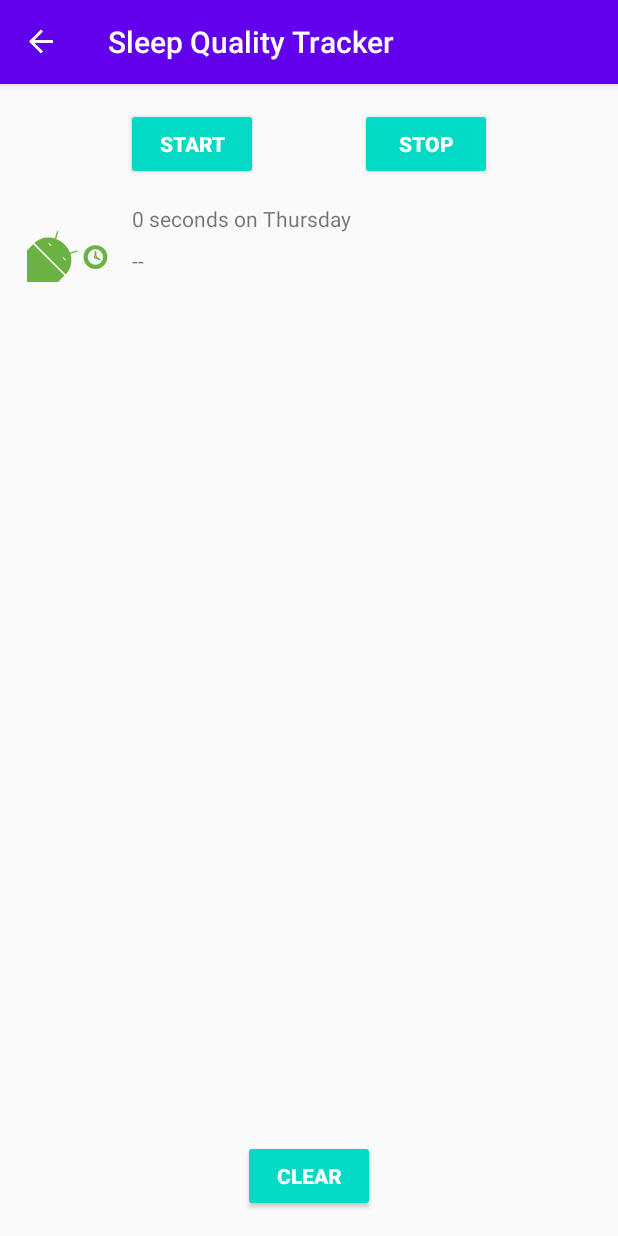
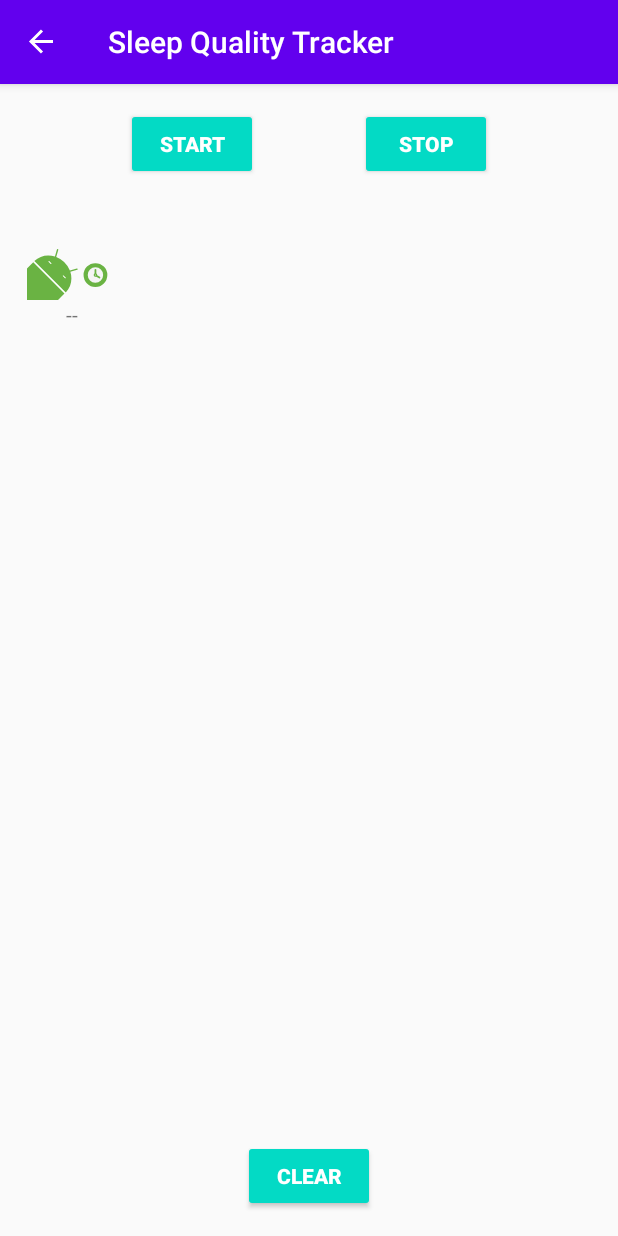
Before and after one commit to saberLiou/ProfileAndroidApp, an Android app: the SleepNightsFragment screen opened through its navigation route, after a tap on "START", on a phone screen of 412 x 824 dp. Run offline under Robolectric (Android 15) with nearby library versions, the phone set to English and light mode, and no system bars; our stand-ins replace Room's generated code, data binding, navigation-ui; libraries missing offline, so code that uses them is left out: com.afollestad.materialdialogs; 3 statements that could not run were skipped.

Commit message:
Replace LinearLayoutManager with GridLayoutManager for RecyclerView rvSleepNights in SleepNightsFragment.

```diff
--- a/app/src/main/java/saberliou/demo/profile/AppDatabase.kt
+++ b/app/src/main/java/saberliou/demo/profile/AppDatabase.kt
@@ -18,11 +18,14 @@ abstract class AppDatabase : RoomDatabase() {
     companion object {
         private const val DATABASE_NAME = "app-database"
 
+        // The value of a volatile variable will never be cached, and all writes and reads will be done to and from the main memory.
+        // This helps make sure the value of `instance` is always up-to-date and the same to all execution threads.
         @Volatile
         private var instance: AppDatabase? = null
 
-        // synchronized(lock) will consume resources, so
+        // The lock of synchronized block will consume some resources, so use "instance ?:" in front of it to directly access the instance if it has been already created and existed.
         fun getInstance(context: Context): AppDatabase = instance ?: synchronized(this) {
+            // The second "instance ?:" here is to check again if there’s any existing instance returned from other threads after currently locking.
             instance ?: Room.databaseBuilder(
                 context.applicationContext,
                 AppDatabase::class.java,
--- a/app/src/main/java/saberliou/demo/profile/sleepqualitytracker/SleepNightsFragment.kt
+++ b/app/src/main/java/saberliou/demo/profile/sleepqualitytracker/SleepNightsFragment.kt
@@ -8,6 +8,7 @@ import androidx.databinding.DataBindingUtil
 import androidx.fragment.app.Fragment
 import androidx.lifecycle.ViewModelProvider
 import androidx.navigation.fragment.findNavController
+import androidx.recyclerview.widget.GridLayoutManager
 import com.google.android.material.snackbar.Snackbar
 import saberliou.demo.profile.AnyViewModelFactory
 import saberliou.demo.profile.AppDatabase
@@ -83,6 +84,8 @@ class SleepNightsFragment : Fragment() {
             }
         })
 
+        binding.rvSleepNights.layoutManager = GridLayoutManager(requireActivity(), 3)
+
         return binding.root
     }
 
--- a/app/src/main/res/layout/fragment_sleep_nights.xml
+++ b/app/src/main/res/layout/fragment_sleep_nights.xml
@@ -16,6 +16,7 @@
         android:layout_width="match_parent"
         android:layout_height="match_parent">
 
+        <!-- nightsString TextView in ScrollView -->
         <!--        <ScrollView-->
         <!--            android:layout_width="match_parent"-->
         <!--            android:layout_height="0dp"-->
@@ -36,11 +37,22 @@
 
         <!--        </ScrollView>-->
 
+        <!-- RecyclerView with LinearLayoutManager -->
+        <!--        <androidx.recyclerview.widget.RecyclerView-->
+        <!--            android:id="@+id/rvSleepNights"-->
+        <!--            android:layout_width="0dp"-->
+        <!--            android:layout_height="0dp"-->
+        <!--            app:layoutManager="androidx.recyclerview.widget.LinearLayoutManager"-->
+        <!--            app:layout_constraintBottom_toTopOf="@+id/btnClearSleepNights"-->
+        <!--            app:layout_constraintEnd_toEndOf="parent"-->
+        <!--            app:layout_constraintStart_toStartOf="parent"-->
+        <!--            app:layout_constraintTop_toBottomOf="@+id/btnStopTracking" />-->
+
+        <!-- RecyclerView with GridLayoutManager -->
         <androidx.recyclerview.widget.RecyclerView
             android:id="@+id/rvSleepNights"
             android:layout_width="0dp"
             android:layout_height="0dp"
-            app:layoutManager="androidx.recyclerview.widget.LinearLayoutManager"
             app:layout_constraintBottom_toTopOf="@+id/btnClearSleepNights"
             app:layout_constraintEnd_toEndOf="parent"
             app:layout_constraintStart_toStartOf="parent"
--- a/app/src/main/res/layout/item_sleep_night.xml
+++ b/app/src/main/res/layout/item_sleep_night.xml
@@ -28,28 +28,43 @@
             app:qualityImage="@{sleepNight}"
             tools:srcCompat="@drawable/ic_sleep_quality_5" />
 
-        <TextView
-            android:id="@+id/tvSleepNightDurationText"
-            android:layout_width="0dp"
-            android:layout_height="20dp"
-            android:layout_marginStart="8dp"
-            android:layout_marginTop="8dp"
-            android:layout_marginEnd="16dp"
-            app:formattedDuration="@{sleepNight}"
-            app:layout_constraintEnd_toEndOf="parent"
-            app:layout_constraintStart_toEndOf="@+id/ivSleepNightQualityImage"
-            app:layout_constraintTop_toTopOf="@+id/ivSleepNightQualityImage"
-            tools:text="Wednesday" />
+        <!-- item in LinearLayoutManager -->
+        <!--        <TextView-->
+        <!--            android:id="@+id/tvSleepNightDurationText"-->
+        <!--            android:layout_width="0dp"-->
+        <!--            android:layout_height="20dp"-->
+        <!--            android:layout_marginStart="8dp"-->
+        <!--            android:layout_marginTop="8dp"-->
+        <!--            android:layout_marginEnd="16dp"-->
+        <!--            app:formattedDuration="@{sleepNight}"-->
+        <!--            app:layout_constraintEnd_toEndOf="parent"-->
+        <!--            app:layout_constraintStart_toEndOf="@+id/ivSleepNightQualityImage"-->
+        <!--            app:layout_constraintTop_toTopOf="@+id/ivSleepNightQualityImage"-->
+        <!--            tools:text="Wednesday" />-->
 
+        <!--        <TextView-->
+        <!--            android:id="@+id/tvSleepNightQualityText"-->
+        <!--            android:layout_width="0dp"-->
+        <!--            android:layout_height="20dp"-->
+        <!--            android:layout_marginTop="8dp"-->
+        <!--            app:layout_constraintEnd_toEndOf="@+id/tvSleepNightDurationText"-->
+        <!--            app:layout_constraintHorizontal_bias="0.0"-->
+        <!--            app:layout_constraintStart_toStartOf="@+id/tvSleepNightDurationText"-->
+        <!--            app:layout_constraintTop_toBottomOf="@+id/tvSleepNightDurationText"-->
+        <!--            app:quality="@{sleepNight}"-->
+        <!--            tools:text="@string/five_excellent" />-->
+
+        <!-- item in GridLayoutManager -->
         <TextView
             android:id="@+id/tvSleepNightQualityText"
             android:layout_width="0dp"
             android:layout_height="20dp"
-            android:layout_marginTop="8dp"
-            app:layout_constraintEnd_toEndOf="@+id/tvSleepNightDurationText"
+            android:textAlignment="center"
+            app:layout_constraintBottom_toBottomOf="parent"
+            app:layout_constraintEnd_toEndOf="@+id/ivSleepNightQualityImage"
             app:layout_constraintHorizontal_bias="0.0"
-            app:layout_constraintStart_toStartOf="@+id/tvSleepNightDurationText"
-            app:layout_constraintTop_toBottomOf="@+id/tvSleepNightDurationText"
+            app:layout_constraintStart_toStartOf="@+id/ivSleepNightQualityImage"
+            app:layout_constraintTop_toBottomOf="@+id/ivSleepNightQualityImage"
             app:quality="@{sleepNight}"
             tools:text="@string/five_excellent" />
 
```
